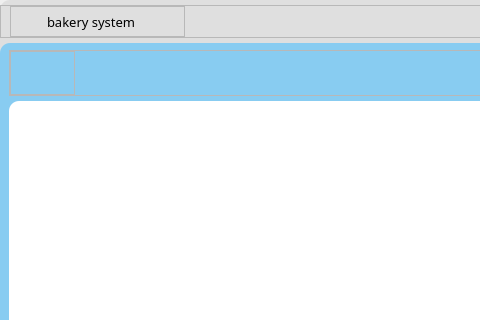
Above: UI/forms/main_screen.ui from yuukun123/bakery-management-system before the change; both pictures show x 0 to 480 and y 0 to 320 of the 1400 by 840 pixel window. Below: the same form after it.
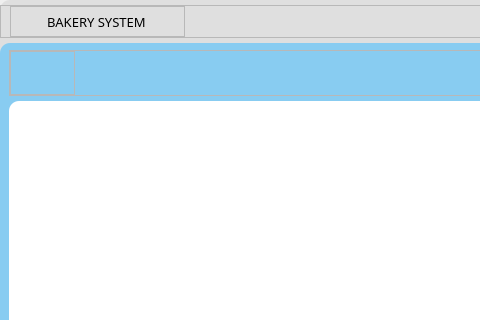
That is the form after the change. Icons and pictures are not drawn.

```diff
--- a/UI/forms/main_screen.ui
+++ b/UI/forms/main_screen.ui
@@ -182,7 +182,7 @@
 font: 10pt &quot;Luckiest Guy&quot;;</string>
                </property>
                <property name="text">
-                <string>bakery system</string>
+                <string>BAKERY SYSTEM</string>
                </property>
               </widget>
              </item>
```
